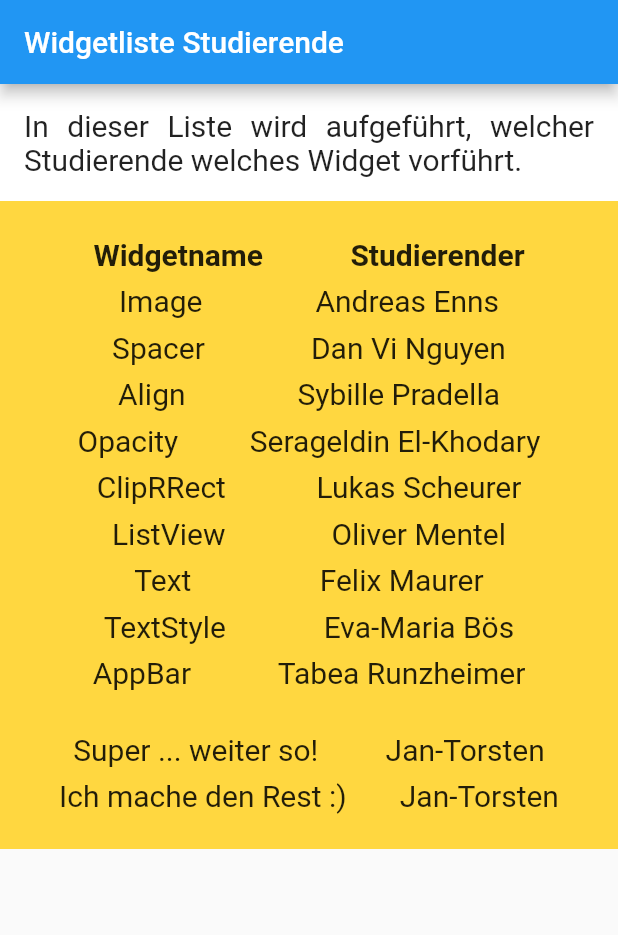
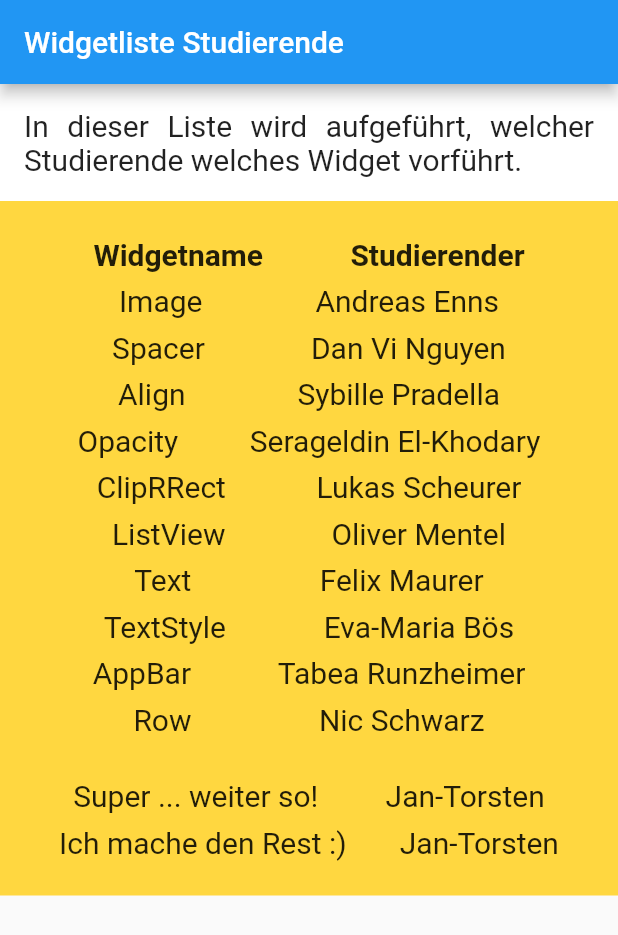
Before and after one commit to drmilde/uebung_1_widgetlist_app, a Flutter app: the screen it shows after launch, on a phone screen of 412 x 824 dp. Shown: the top 935 px of the screen. Run offline on Flutter 3.47's test engine with Material 2 defaults, Android fonts, the phone set to English and light mode, and no system bars.

Commit message:
Nic - Row ausgesucht

```diff
--- a/lib/main.dart
+++ b/lib/main.dart
@@ -53,6 +53,7 @@ class _WidgetListeStudierendeScreenState
                   zeileMitWidgetUndStudierendem("Text", "Felix Maurer"),
                   zeileMitWidgetUndStudierendem("TextStyle", "Eva-Maria Bös"),
                   zeileMitWidgetUndStudierendem("AppBar", "Tabea Runzheimer"),
+                  zeileMitWidgetUndStudierendem("Row", "Nic Schwarz"),
 
                   //
                   // TODO Hier Eure jeweilige Zeile einfügen !!!!!!
```
Also changed, not shown: pubspec.lock.
